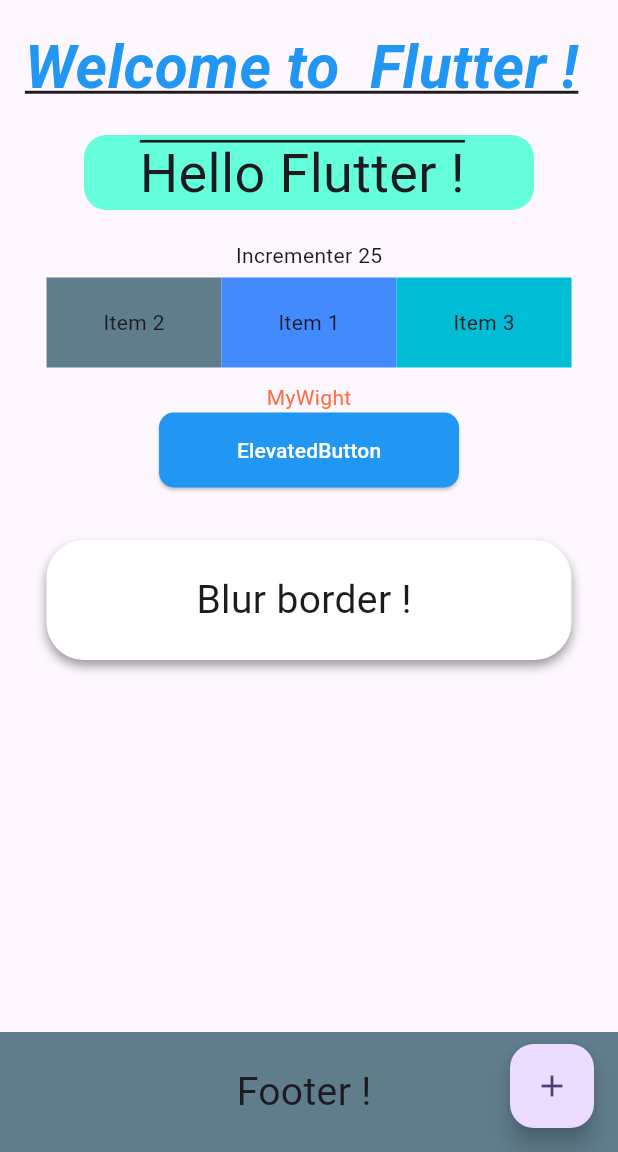
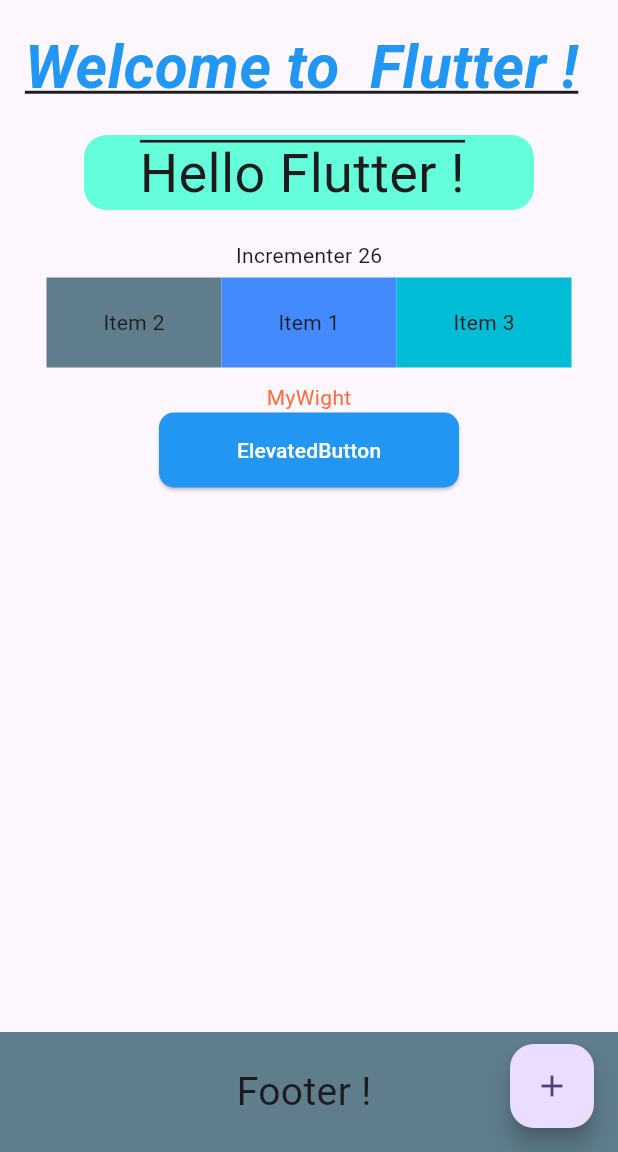
Before and after one commit to Methminpulsara/flutter-day-1, a Flutter app: the screen it shows after launch, after a tap on "ElevatedButton", on a phone screen of 412 x 824 dp, the part 84-1236 px from its top. Run offline on Flutter 3.47's test engine with Material 3 defaults, Android fonts, the phone set to English and light mode, and no system bars.

Commit message:
add new button

```diff
--- a/lib/main.dart
+++ b/lib/main.dart
@@ -212,9 +212,11 @@ class _MyHomePageState extends State<MyHomePage> {
               MyFirstWidget(),
 
               ElevatedButton(
-                onPressed:(){
-                    print("bla bla ");
-                  },
+                onPressed:()=>{
+                  setState(() {
+                    _counter++;
+                  })
+                },
                 child:  const Text("ElevatedButton"),
                 style: ElevatedButton.styleFrom(
                   backgroundColor: Colors.blue,
@@ -274,32 +276,32 @@ class _MyHomePageState extends State<MyHomePage> {
               //   ),
               // ),
               //
-
-              Container(
-                width: 350,
-                height: 80,
-                margin: EdgeInsets.only(top: 35),
-                alignment: Alignment.center,
-
-                child: Text(
-                  "Blur border ! ",
-                  style: TextStyle(fontSize: 26.00),
-
-                ),
-                decoration: BoxDecoration(
-                  color: Colors.white,
-                  border: Border.all(color: Colors.white10),
-                  borderRadius: BorderRadius.circular(25),
-
-                  boxShadow: [
-                    BoxShadow(
-                      color: Colors.black38,
-                      offset: Offset(0, 4),
-                      blurRadius: 5,
-                    ),
-                  ],
-                ),
-              ),
+              //
+              // Container(
+              //   width: 350,
+              //   height: 80,
+              //   margin: EdgeInsets.only(top: 35),
+              //   alignment: Alignment.center,
+              //
+              //   child: Text(
+              //     "Blur border ! ",
+              //     style: TextStyle(fontSize: 26.00),
+              //
+              //   ),
+              //   decoration: BoxDecoration(
+              //     color: Colors.white,
+              //     border: Border.all(color: Colors.white10),
+              //     borderRadius: BorderRadius.circular(25),
+              //
+              //     boxShadow: [
+              //       BoxShadow(
+              //         color: Colors.black38,
+              //         offset: Offset(0, 4),
+              //         blurRadius: 5,
+              //       ),
+              //     ],
+              //   ),
+              // ),
 
               Spacer(),
 
```
